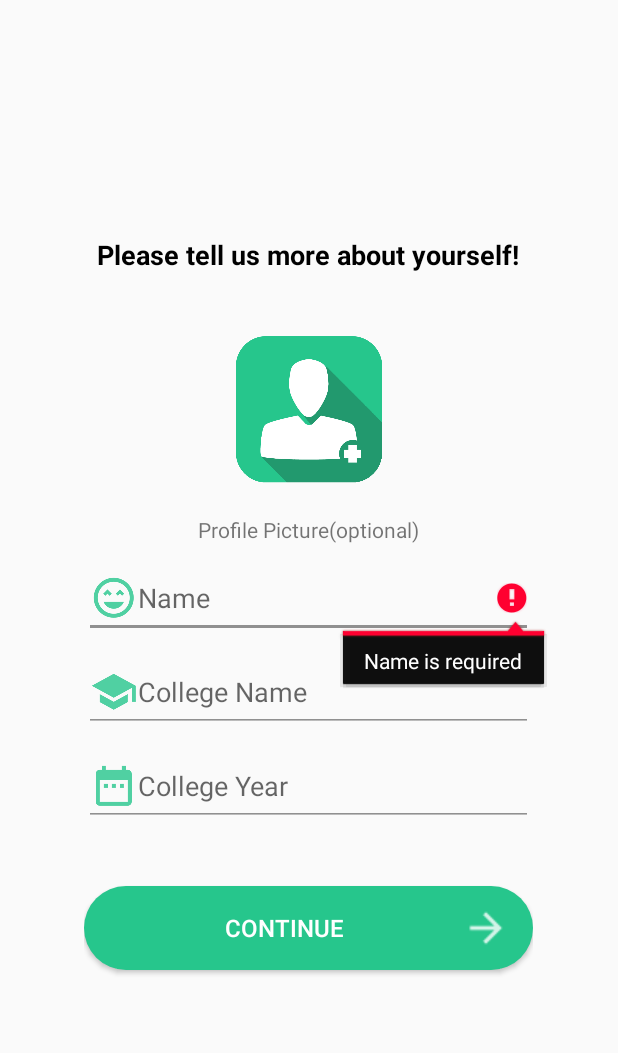
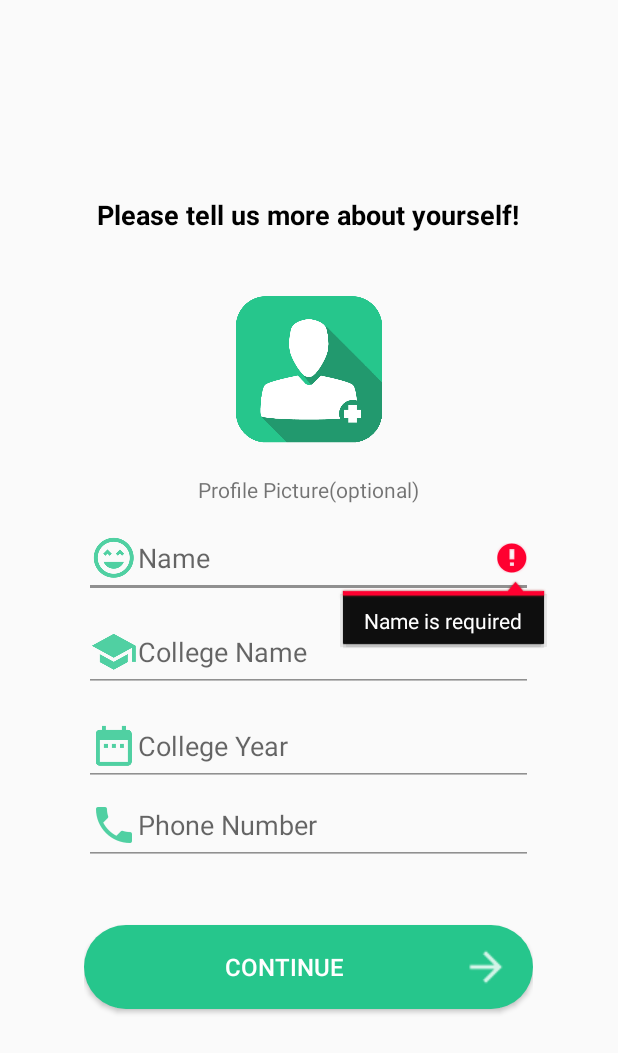
Before and after one commit to shivumgrover7/Drozee1.2, an Android app: the screen it shows after launch once a user with an empty profile is signed in (DetailsSignup), after a tap on "CONTINUE", on a phone screen of 412 x 824 dp. Shown: the top 1053 px of the screen. Run offline under Robolectric (Android 15) with nearby library versions, the phone set to English and light mode, and no system bars; our stand-ins replace ButterKnife, Firebase (no records; nobody signed in at launch, a user with empty details on screens opened directly); libraries missing offline, so code that uses them is left out: com.nostra13.universalimageloader; pictures from the network do not load; Roboto replaces fonts that are not available here.

Commit message:
Added thinan

```diff
--- a/app/src/main/java/com/drozee/drozeebvest/DetailsSignup.java
+++ b/app/src/main/java/com/drozee/drozeebvest/DetailsSignup.java
@@ -19,6 +19,8 @@ import android.util.Log;
 import android.view.View;
 import android.widget.Button;
 import android.widget.EditText;
+import android.widget.ImageView;
+import android.widget.TextView;
 import android.widget.Toast;
 
 import com.google.android.gms.tasks.OnFailureListener;
@@ -33,13 +35,6 @@ import com.google.firebase.storage.FirebaseStorage;
 import com.google.firebase.storage.OnProgressListener;
 import com.google.firebase.storage.StorageReference;
 import com.google.firebase.storage.UploadTask;
-
-import java.io.File;
-import java.io.IOException;
-import java.text.SimpleDateFormat;
-import java.util.Date;
-import android.widget.ImageView;
-
 
 import java.io.IOException;
 
@@ -58,13 +53,18 @@ public class DetailsSignup extends AppCompatActivity {
     Button imageButton;
     @BindView(R.id.imageView3)
     ImageView prof;
-    public int flag =0,Main=0;
+    public int flag = 0, Main = 0;
+    @BindView(R.id.textView)
+    TextView textView;
+    @BindView(R.id.editText7)
+    EditText editText7;
 
-    private Uri filefront,fileback,file,file1;
-    private StorageReference mStorage; public String useriD;
+    private Uri filefront, fileback, file, file1;
+    private StorageReference mStorage;
+    public String useriD;
     private FirebaseAuth mAuth;
-    private FirebaseDatabase mFirebaseDatabase,dbtest;
-    private DatabaseReference mUserReference,mProfile,drtest,mBook,mEmail;
+    private FirebaseDatabase mFirebaseDatabase, dbtest;
+    private DatabaseReference mUserReference, mProfile, drtest, mBook, mEmail;
 
 
     @Override
@@ -82,7 +82,7 @@ public class DetailsSignup extends AppCompatActivity {
         mAuth = FirebaseAuth.getInstance();
 //        buttonSkip = (Button) findViewById(R.id.button_Skip);
 //        nextActivityGo = findViewById(R.id.textView5);
-        if(mAuth.getCurrentUser()!=null){
+        if (mAuth.getCurrentUser() != null) {
             useriD = mAuth.getCurrentUser().getUid();
             mFirebaseDatabase = FirebaseDatabase.getInstance();
             mUserReference = mFirebaseDatabase.getReference("UserDetails").child(mAuth.getCurrentUser().getUid());
@@ -91,8 +91,10 @@ public class DetailsSignup extends AppCompatActivity {
             mEmail = mFirebaseDatabase.getReference("emailanduid").child(mAuth.getCurrentUser().getUid());
 
             dbtest = FirebaseDatabase.getInstance();
-        drtest = dbtest.getReference("loggedInBefore").child(mAuth.getCurrentUser().getUid());}
-        else{startActivity(new Intent(this,SignUp.class));}
+            drtest = dbtest.getReference("loggedInBefore").child(mAuth.getCurrentUser().getUid());
+        } else {
+            startActivity(new Intent(this, SignUp.class));
+        }
 
 //        mUserReference.addValueEventListener(new ValueEventListener() {
 //            @Override
@@ -120,25 +122,20 @@ public class DetailsSignup extends AppCompatActivity {
             public void onClick(View view) {
 
                 if (ContextCompat.checkSelfPermission(DetailsSignup.this, Manifest.permission.READ_EXTERNAL_STORAGE)
-                    == PackageManager.PERMISSION_DENIED){
-                Toast.makeText(DetailsSignup.this,"Please allow permission for storage",Toast.LENGTH_LONG).show();
+                        == PackageManager.PERMISSION_DENIED) {
+                    Toast.makeText(DetailsSignup.this, "Please allow permission for storage", Toast.LENGTH_LONG).show();
                     allowpermissionstorage();
-            }
-
-            else if (ContextCompat.checkSelfPermission(DetailsSignup.this, Manifest.permission.WRITE_EXTERNAL_STORAGE)
-                    == PackageManager.PERMISSION_DENIED){
-                Toast.makeText(DetailsSignup.this,"Please allow permission for storage",Toast.LENGTH_LONG).show();
+                } else if (ContextCompat.checkSelfPermission(DetailsSignup.this, Manifest.permission.WRITE_EXTERNAL_STORAGE)
+                        == PackageManager.PERMISSION_DENIED) {
+                    Toast.makeText(DetailsSignup.this, "Please allow permission for storage", Toast.LENGTH_LONG).show();
                     allowpermissionstorage();
 
-            }
-
-            else{
+                } else {
                     showFileChooser();
                 }
 
             }
         });
-
 
 
         imageButton.setOnClickListener(new View.OnClickListener() {
@@ -148,29 +145,32 @@ public class DetailsSignup extends AppCompatActivity {
                 String n = name.getText().toString();
                 String c = college.getText().toString();
                 String y = year.getText().toString();
-                if(n.isEmpty ())
-                {
-                    name.setError ("Name is required");
-                    name.requestFocus ();
+                String p = editText7.getText().toString();
+                if (n.isEmpty()) {
+                    name.setError("Name is required");
+                    name.requestFocus();
                     return;
                 }
-                if(c.isEmpty ())
-                {
-                    college.setError ("College's Name is required");
-                    college.requestFocus ();
+                if (c.isEmpty()) {
+                    college.setError("College's Name is required");
+                    college.requestFocus();
                     return;
                 }
-                if(y.isEmpty ())
-                {
-                    year.setError ("College Year is required");
-                    year.requestFocus ();
+                if (y.isEmpty()) {
+                    year.setError("College Year is required");
+                    year.requestFocus();
+                    return;
+                }
+                if (p.isEmpty()) {
+                    editText7.setError("College Year is required");
+                    editText7.requestFocus();
                     return;
                 }
 //                mUserReference.child("name").setValue(n);
 //                mUserReference.child("college").setValue(c);
 //                mUserReference.child("college year").setValue(y);
 
-                profileclass profileclass=new profileclass(n,c,y);
+                profileclass profileclass = new profileclass(n, c, y, p);
                 mUserReference.setValue(profileclass);
                 mEmail.child("email").setValue(mAuth.getCurrentUser().getEmail());
                 mEmail.child("uid").setValue(mAuth.getCurrentUser().getUid());
@@ -188,25 +188,27 @@ public class DetailsSignup extends AppCompatActivity {
     }
 
     private void allowpermissionstorage() {
-        ActivityCompat.requestPermissions(this, new String[] {Manifest.permission.READ_EXTERNAL_STORAGE,Manifest.permission.WRITE_EXTERNAL_STORAGE}, 100);
+        ActivityCompat.requestPermissions(this, new String[]{Manifest.permission.READ_EXTERNAL_STORAGE, Manifest.permission.WRITE_EXTERNAL_STORAGE}, 100);
 
     }
-    private void showFileChooser(){
+
+    private void showFileChooser() {
 //        Intent intent = new Intent(Intent.ACTION_GET_CONTENT).setType("image/").putExtra(Intent.EXTRA_LOCAL_ONLY,true);
 //        startActivityForResult(Intent.createChooser(intent, "Select Picture"), 100);
 
         Intent galleryIntent = new Intent(Intent.ACTION_PICK, MediaStore.Images.Media.EXTERNAL_CONTENT_URI);
-        startActivityForResult(galleryIntent , 100);
+        startActivityForResult(galleryIntent, 100);
     }
 
     private void allowpermissioncamera() {
 
-        ActivityCompat.requestPermissions(this, new String[] {Manifest.permission.WRITE_EXTERNAL_STORAGE,
+        ActivityCompat.requestPermissions(this, new String[]{Manifest.permission.WRITE_EXTERNAL_STORAGE,
                 Manifest.permission.READ_EXTERNAL_STORAGE,
                 Manifest.permission.CAMERA
         }, 100);
 
     }
+
     @Override
     public void onRequestPermissionsResult(int requestCode, String[] permissions, int[] grantResults) {
         if (requestCode == 0) {
@@ -216,7 +218,6 @@ public class DetailsSignup extends AppCompatActivity {
             }
         }
     }
-
 
 
     @Override
@@ -233,14 +234,13 @@ public class DetailsSignup extends AppCompatActivity {
             } catch (IOException e) {
                 e.printStackTrace();
             }
-        }
-        else {
+        } else {
             prof.setImageURI(file);
         }
 
     }
 
-    private void uploadFile(){
+    private void uploadFile() {
 
         final ProgressDialog progressDialog = new ProgressDialog(this);
         progressDialog.setTitle("Uploading Picture....");
@@ -248,7 +248,7 @@ public class DetailsSignup extends AppCompatActivity {
         StorageReference riversRef = mStorage.child(mAuth.getCurrentUser().getUid()).child("profile");
 
 
-        if(file==null){
+        if (file == null) {
 //            Toast.makeText(this,"no pic",Toast.LENGTH_SHORT).show();
 //            startActivity(new Intent(DetailsSignup.this,IDLoginup.class));
 //            finish();
@@ -256,7 +256,7 @@ public class DetailsSignup extends AppCompatActivity {
             mProfile.setValue(flag);
             changeactivity();
         }
-        if(file!=null) {
+        if (file != null) {
             progressDialog.show();
             riversRef.putFile(file)
                     .addOnSuccessListener(new OnSuccessListener<UploadTask.TaskSnapshot>() {
@@ -280,7 +280,7 @@ public class DetailsSignup extends AppCompatActivity {
                 public void onProgress(UploadTask.TaskSnapshot taskSnapshot) {
                     double progress = (100.0 * taskSnapshot.getBytesTransferred()) / taskSnapshot.getTotalByteCount();
                     progressDialog.setMessage(((int) progress) + "% Uploaded.. ");
-                    if(progress==100){
+                    if (progress == 100) {
 
                         //checking if idcard exists
                         changeactivity();
@@ -294,25 +294,24 @@ public class DetailsSignup extends AppCompatActivity {
     }
 
 
-    void changeactivity()
-    {
+    void changeactivity() {
         drtest.addValueEventListener(new ValueEventListener() {
             @Override
             public void onDataChange(@NonNull DataSnapshot dataSnapshot) {
-                if(dataSnapshot.getValue()!=null){
+                if (dataSnapshot.getValue() != null) {
                     mBook.addValueEventListener(new ValueEventListener() {
                         @Override
                         public void onDataChange(@NonNull DataSnapshot dataSnapshot) {
-                            if (dataSnapshot.getValue()!=null){
-                                if(Main==0){
-                                Log.e("Details","*%%%%%%%%%%%%%%%%%%%%%%%%%%%%%%%%%",null);
+                            if (dataSnapshot.getValue() != null) {
+                                if (Main == 0) {
+                                    Log.e("Details", "*%%%%%%%%%%%%%%%%%%%%%%%%%%%%%%%%%", null);
                                     Main = 1;
-                                startActivity(new Intent(DetailsSignup.this,MainActivitN.class));
-                                finish();}
+                                    startActivity(new Intent(DetailsSignup.this, MainActivitN.class));
+                                    finish();
                                 }
-                            else {
-                                if(Main==0){
-                                startActivity(new Intent(DetailsSignup.this,Book.class));
+                            } else {
+                                if (Main == 0) {
+                                    startActivity(new Intent(DetailsSignup.this, Book.class));
                                     finish();
                                     Main = 2;
                                 }
@@ -325,9 +324,8 @@ public class DetailsSignup extends AppCompatActivity {
                         }
                     });
 
-                }
-                else{
-                    startActivity(new Intent(DetailsSignup.this,IDLoginup.class));
+                } else {
+                    startActivity(new Intent(DetailsSignup.this, IDLoginup.class));
                     finish();
                 }
             }
--- a/app/src/main/java/com/drozee/drozeebvest/Splash.java
+++ b/app/src/main/java/com/drozee/drozeebvest/Splash.java
@@ -1,6 +1,7 @@
 package com.drozee.drozeebvest;
 
 import android.content.Intent;
+import android.content.pm.ActivityInfo;
 import android.os.Handler;
 import android.support.v7.app.AppCompatActivity;
 import android.os.Bundle;
@@ -11,7 +12,7 @@ public class Splash extends AppCompatActivity {
     protected void onCreate(Bundle savedInstanceState) {
         super.onCreate(savedInstanceState);
         setContentView(R.layout.activity_splash_activy);
-
+        this.setRequestedOrientation(ActivityInfo.SCREEN_ORIENTATION_PORTRAIT);
         final Handler handler = new Handler();
         handler.postDelayed(new Runnable() {
             @Override
--- a/app/src/main/res/layout/activity_details_signup.xml
+++ b/app/src/main/res/layout/activity_details_signup.xml
@@ -91,6 +91,20 @@
             android:inputType="number"
             android:textCursorDrawable="@drawable/color_cursor" />
 
+        <EditText
+            android:id="@+id/editText7"
+            android:layout_width="match_parent"
+            android:layout_height="wrap_content"
+            android:layout_below="@+id/editText"
+            android:layout_centerHorizontal="true"
+            android:backgroundTint="#909090"
+            android:drawableLeft="@drawable/ic_phone"
+            android:ems="10"
+
+            android:hint="Phone Number"
+            android:inputType="number"
+            android:textCursorDrawable="@drawable/color_cursor" />
+
         <Button
             android:id="@+id/imageButton"
             android:layout_width="match_parent"
--- a/app/src/main/res/layout/activity_splash_activy.xml
+++ b/app/src/main/res/layout/activity_splash_activy.xml
@@ -63,7 +63,7 @@
             android:layout_alignParentStart="true"
             android:layout_alignTop="@+id/textView"
             android:layout_margin="18sp"
-            android:text="RETRUN"
+            android:text="RETURN"
             android:textColor="#ffffff"
             android:textSize="22sp"
             android:textStyle="bold"
```
Also changed, not shown: app/src/main/java/com/drozee/drozeebvest/ChoosePlan.java (+5 -2 lines), app/src/main/java/com/drozee/drozeebvest/Payment_status.java (+32 -10 lines), app/src/main/java/com/drozee/drozeebvest/ProfileFragment.java (+19 -11 lines), app/src/main/java/com/drozee/drozeebvest/profileclass.java (+12 -2 lines), app/src/main/res/layout/payment.xml (+7 -5 lines), app/src/main/res/layout/profile_fragent.xml (+14 -0 lines), app/src/main/res/drawable-hdpi/ic_phone.png (added), app/src/main/res/drawable-mdpi/ic_phone.png (added), app/src/main/res/drawable-xhdpi/ic_phone.png (added), app/src/main/res/drawable-xxhdpi/ic_phone.png (added). Lines whose indentation alone changed are shown as unchanged.
